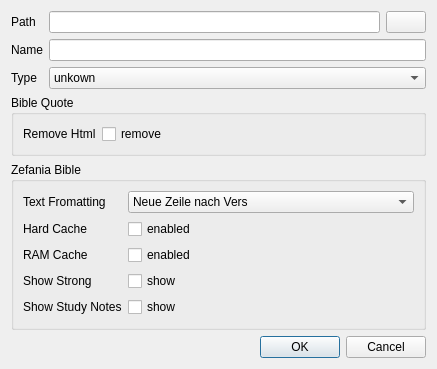
Old version of the form src/ui/moduleconfigdialog.ui in the repository metaxy/openBibleViewer.
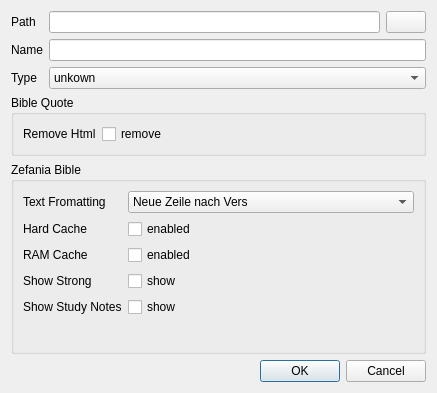
New version of the form. Icons and pictures are not drawn.

```diff
--- a/src/ui/moduleconfigdialog.ui
+++ b/src/ui/moduleconfigdialog.ui
@@ -7,7 +7,7 @@
     <x>0</x>
     <y>0</y>
     <width>437</width>
-    <height>369</height>
+    <height>393</height>
    </rect>
   </property>
   <property name="windowTitle">
```
Left out of the diff: 18 changed lines with no effect on the pictures.
